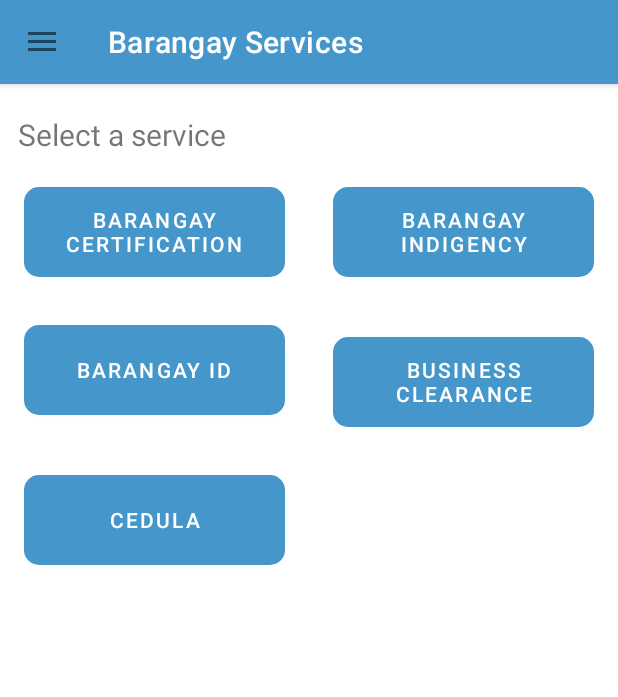
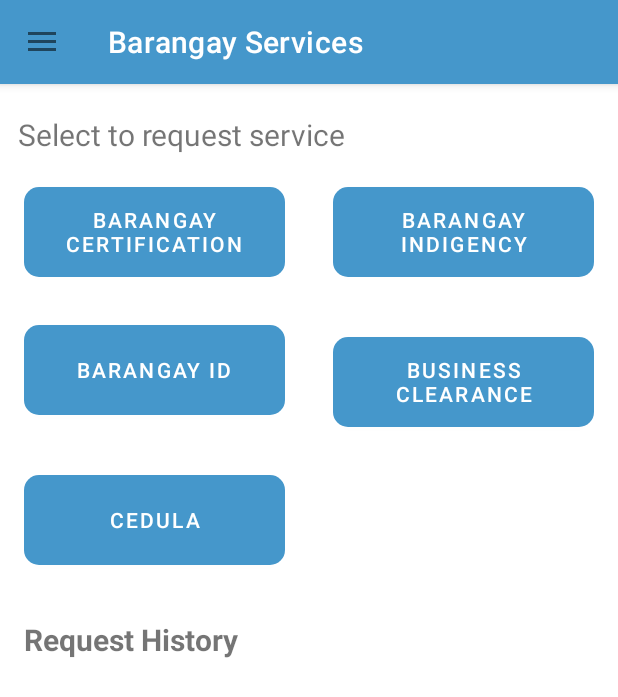
Before and after one commit to Maxpein22/E-ligas, an Android app: the screen it shows after launch once a user with an empty profile is signed in (barangay_servicesActivity), on a phone screen of 412 x 824 dp. Shown: the top 697 px of the screen. Run offline under Robolectric (Android 15) with nearby library versions, the phone set to English and light mode, and no system bars; our stand-ins replace Firebase (no records; nobody signed in at launch, a user with empty details on screens opened directly).

Commit message:
add request table

```diff
--- a/app/build.gradle
+++ b/app/build.gradle
@@ -37,6 +37,7 @@ android {
 }
 
 dependencies {
+    implementation 'com.google.android.flexbox:flexbox:3.0.0'
     implementation 'androidx.appcompat:appcompat:1.6.1' // Use the latest version
     implementation 'com.google.android.material:material:1.10.0' // Use the latest version
     implementation 'androidx.constraintlayout:constraintlayout:2.1.4'
--- a/app/src/main/java/com/example/app_e_ligas/barangay_servicesActivity.java
+++ b/app/src/main/java/com/example/app_e_ligas/barangay_servicesActivity.java
@@ -1,6 +1,8 @@
 package com.example.app_e_ligas;
 
 
+
+import static java.security.AccessController.getContext;
 
 import android.app.ProgressDialog;
 import android.content.Intent;
@@ -17,6 +19,8 @@ import android.widget.Toast;
 
 
 import androidx.annotation.NonNull;
+import androidx.recyclerview.widget.LinearLayoutManager;
+import androidx.recyclerview.widget.RecyclerView;
 
 import com.google.android.gms.tasks.OnCompleteListener;
 import com.google.android.gms.tasks.Task;
@@ -32,7 +36,9 @@ import com.google.firebase.database.FirebaseDatabase;
 import com.google.firebase.database.ValueEventListener;
 
 import java.text.SimpleDateFormat;
+import java.util.ArrayList;
 import java.util.Date;
+import java.util.List;
 import java.util.Locale;
 
 public class barangay_servicesActivity extends DrawerBasedActivity implements View.OnClickListener {
@@ -43,6 +49,8 @@ public class barangay_servicesActivity extends DrawerBasedActivity implements Vi
     private Button btnBrgyID;
     private Button btnBusinessClearance;
     private Button btnCedula;
+    // Create a RecyclerView and set its layout manager and adapter
+
     @Override
     protected void onCreate(Bundle savedInstanceState) {
         super.onCreate(savedInstanceState);
@@ -63,7 +71,44 @@ public class barangay_servicesActivity extends DrawerBasedActivity implements Vi
         btnBusinessClearance.setOnClickListener(this);
         btnCedula.setOnClickListener(this);
         btnBrgyIndegency.setOnClickListener(this);
+
+
+        // history
+        getRequestHistory();
+
     }
+
+    private void getRequestHistory() {
+        Log.i("RequestFetch", "Fetching Request...");
+        List<Request> requestList = new ArrayList<>();
+        String userID = FirebaseAuth.getInstance().getCurrentUser().getUid();
+        DatabaseReference databaseReference = FirebaseDatabase.getInstance().getReference("servicesRequests/" + userID);
+
+        databaseReference
+                .addValueEventListener(new ValueEventListener() {
+                    @Override
+                    public void onDataChange(@NonNull DataSnapshot dataSnapshot) {
+                        requestList.clear();
+                        // Iterate through dataSnapshot to get the data
+                        for (DataSnapshot snapshot : dataSnapshot.getChildren()) {
+                            // Corrected this line to use the 'snapshot' variable
+                            Request request = snapshot.getValue(Request.class);
+                            requestList.add(request);
+                            Log.i("RequestFetch", request.getType());
+                        }
+                        RecyclerView recyclerView = findViewById(R.id.historyRecyclerView);
+                        recyclerView.setLayoutManager(new LinearLayoutManager(barangay_servicesActivity.this));
+                        RequestAdapter adapter = new RequestAdapter(requestList, barangay_servicesActivity.this); // Create an adapter for your data
+                        recyclerView.setAdapter(adapter);
+                    }
+
+                    @Override
+                    public void onCancelled(@NonNull DatabaseError databaseError) {
+                        // Handle errors
+                    }
+                });
+    }
+
 
     private void showBottomSheetDialog(String type) {
         ProgressDialog progressDialog = new ProgressDialog(barangay_servicesActivity.this);
--- a/app/src/main/res/layout/activity_barangay_services.xml
+++ b/app/src/main/res/layout/activity_barangay_services.xml
@@ -1,4 +1,10 @@
 <?xml version="1.0" encoding="utf-8"?>
+<ScrollView
+    xmlns:android="http://schemas.android.com/apk/res/android"
+    android:layout_width="match_parent"
+    android:layout_height="match_parent"
+    android:background="#fff"
+    >
     <GridLayout
         xmlns:android="http://schemas.android.com/apk/res/android"
         xmlns:app="http://schemas.android.com/apk/res-auto"
@@ -6,13 +12,13 @@
         android:layout_width="match_parent"
         android:layout_height="match_parent"
         android:columnCount="2"
-    android:background="@color/white"
+        android:background="#fff"
         tools:context="com.example.app_e_ligas.barangay_servicesActivity">
 
         <TextView
             android:layout_columnSpan="2"
             android:textSize="20sp"
-        android:text="Select a service"
+            android:text="Select to request service"
             android:textFontWeight="800"
             android:layout_marginLeft="12dp"
             android:layout_marginBottom="5dp"
@@ -79,4 +85,25 @@
             android:background="@drawable/button_sign_up"
             app:backgroundTint="@null"
             android:layout_margin="16dp" />
+
+        <TextView
+            android:layout_columnSpan="2"
+            android:textSize="20sp"
+            android:text="Request History"
+            android:layout_marginLeft="16dp"
+            android:layout_marginRight="16dp"
+            android:layout_marginTop="20dp"
+            android:layout_marginBottom="12sp"
+            android:textStyle="bold"
+            ></TextView>
+        <androidx.recyclerview.widget.RecyclerView
+            android:id="@+id/historyRecyclerView"
+            android:layout_marginLeft="16dp"
+            android:layout_marginRight="16dp"
+            android:layout_columnSpan="2"
+            android:layout_width="match_parent"
+            android:backgroundTint="@color/white"
+            >
+        </androidx.recyclerview.widget.RecyclerView>
     </GridLayout>
+</ScrollView>
--- a/app/src/main/res/values/colors.xml
+++ b/app/src/main/res/values/colors.xml
@@ -10,4 +10,7 @@
     <color name="splash_blue">#4597cb</color>
     <color name="gold">#daa520</color>
     <color name="grey">#808080</color>
+    <color name="onGoingColor">#faf2be</color>
+    <color name="readyToClaimColor">#a5dec8</color>
+    <color name="claimedColor">#ecfaf5</color>
 </resources>
```
Also changed, not shown: app/src/main/java/com/example/app_e_ligas/RequestAdapter.java (added, +83 -0 lines), app/src/main/res/layout/request_layout.xml (added, +71 -0 lines). Lines whose indentation alone changed are shown as unchanged.
